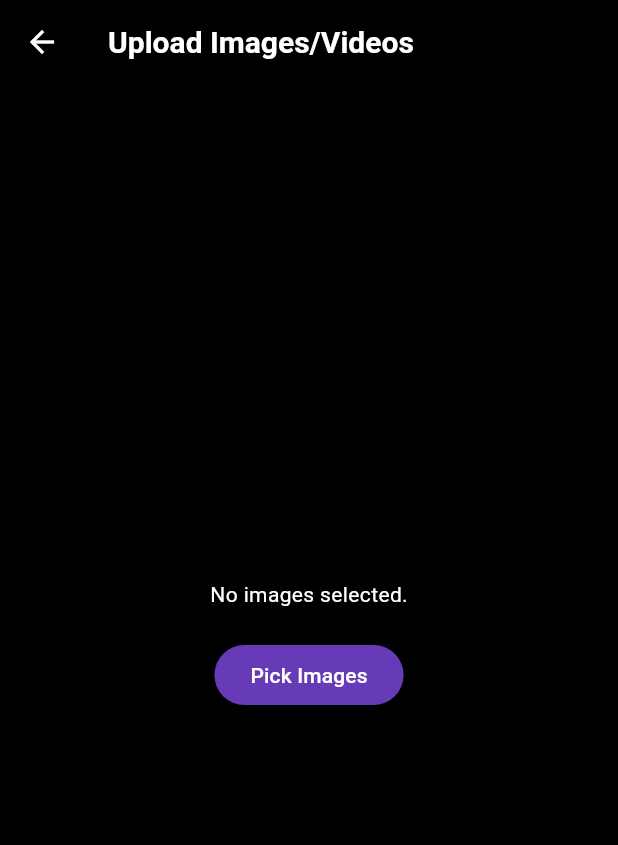
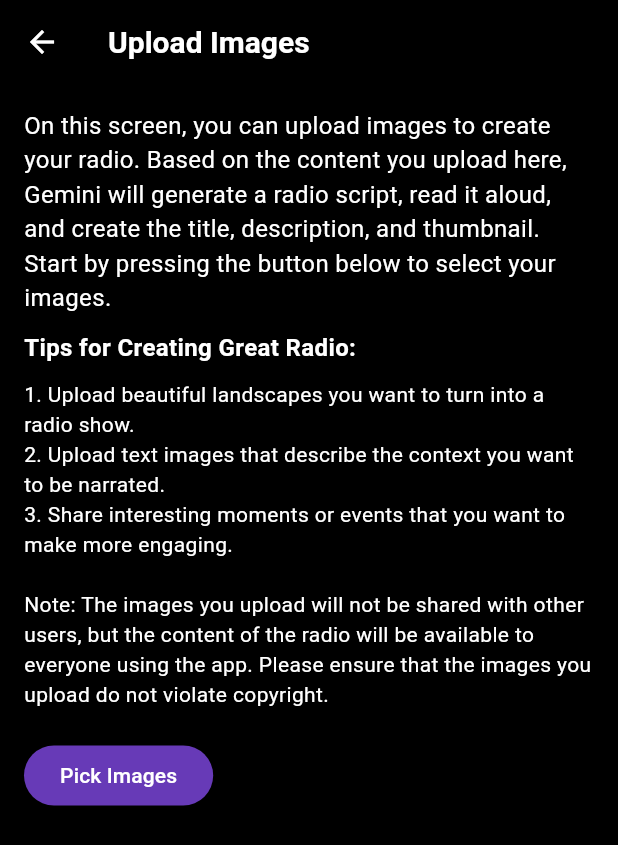
Before and after one commit to sugijotaro/anyradio, a Flutter app: the UploadScreen screen opened directly, on a phone screen of 412 x 824 dp. Shown: the top 845 px of the screen. Run offline on Flutter 3.47's test engine with Material 3 defaults, Android fonts, the phone set to English and light mode, and no system bars; our stand-ins replace audio_service, audio_video_progress_bar, cached_network_image, cloud_firestore, firebase_analytics, firebase_auth and 8 more; accounts and stored records are empty; generated files the repository leaves out were written again; network calls fail.

Commit message:
説明文

```diff
--- a/lib/l10n/app_en.arb
+++ b/lib/l10n/app_en.arb
@@ -10,7 +10,11 @@
   "radioList": "Radio List",
   "createRadio": "Create Radio",
   "radioDetail": "Radio Detail",
-  "uploadImagesVideos": "Upload Images/Videos",
+  "uploadImages": "Upload Images",
+  "uploadInstructions": "On this screen, you can upload images to create your radio. Based on the content you upload here, Gemini will generate a radio script, read it aloud, and create the title, description, and thumbnail. Start by pressing the button below to select your images.",
+  "tipsForCreatingGreatRadio": "Tips for Creating Great Radio:",
+  "exampleTips": "1. Upload beautiful landscapes you want to turn into a radio show.\n2. Upload text images that describe the context you want to be narrated.\n3. Share interesting moments or events that you want to make more engaging.",
+  "privacyNotice": "Note: The images you upload will not be shared with other users, but the content of the radio will be available to everyone using the app. Please ensure that the images you upload do not violate copyright.",
   "pickImages": "Pick Images",
   "pickImagesAgain": "Pick Images Again",
   "noImagesSelected": "No images selected.",
--- a/lib/l10n/app_ja.arb
+++ b/lib/l10n/app_ja.arb
@@ -10,7 +10,11 @@
   "radioList": "ラジオリスト",
   "createRadio": "ラジオを作成",
   "radioDetail": "ラジオの詳細",
-  "uploadImagesVideos": "画像・動画をアップロード",
+  "uploadImages": "画像をアップロード",
+  "uploadInstructions": "この画面では、ラジオを作成するための画像をアップロードできます。ここでアップロードした内容をもとに、Geminiがラジオの原稿を作成し、読み上げ、タイトルや説明文、サムネイルを生成します。まず、下のボタンを押して画像を選択しましょう。",
+  "tipsForCreatingGreatRadio": "良いラジオを作成するためのコツ:",
+  "exampleTips": "1. ラジオ番組にしたい素晴らしい風景をアップロードしましょう。\n2. 語ってほしい内容を説明した文章を画像としてアップロードしましょう。\n3. 面白い出来事やイベントの写真をアップロードして、より魅力的なラジオを作りましょう。",
+  "privacyNotice": "注意: アップロードした画像は他のユーザーには公開されませんが、ラジオの内容についてはアプリを使用している全てのユーザーに公開されます。アップロードする画像は著作権に配慮したものを使用してください。",
   "pickImages": "画像を選択",
   "pickImagesAgain": "画像を選択しなおす",
   "noImagesSelected": "画像が選択されていません。",
--- a/lib/screens/upload_screen.dart
+++ b/lib/screens/upload_screen.dart
@@ -61,31 +61,37 @@ class _UploadScreenState extends State<UploadScreen> {
       create: (_) => UploadViewModel(),
       child: Scaffold(
         appBar: AppBar(
-          title: Text(l10n.uploadImagesVideos),
+          title: Text(l10n.uploadImages),
         ),
         body: Consumer<UploadViewModel>(
           builder: (context, viewModel, child) {
-            return Center(
+            return Padding(
+              padding: const EdgeInsets.all(16.0),
               child: Column(
-                mainAxisAlignment: MainAxisAlignment.center,
+                crossAxisAlignment: CrossAxisAlignment.start,
                 children: <Widget>[
-                  _imageFiles.isEmpty
-                      ? Text(l10n.noImagesSelected)
-                      : Expanded(
-                          child: GridView.builder(
-                            gridDelegate:
-                                SliverGridDelegateWithFixedCrossAxisCount(
-                              crossAxisCount: 3,
-                              crossAxisSpacing: 4.0,
-                              mainAxisSpacing: 4.0,
-                            ),
-                            itemCount: _imageFiles.length,
-                            itemBuilder: (context, index) {
-                              return Image.file(_imageFiles[index],
-                                  fit: BoxFit.cover);
-                            },
-                          ),
-                        ),
+                  Text(
+                    l10n.uploadInstructions,
+                    style: TextStyle(fontSize: 16, color: Colors.white),
+                  ),
+                  SizedBox(height: 10),
+                  Text(
+                    l10n.tipsForCreatingGreatRadio,
+                    style: TextStyle(
+                        fontSize: 16,
+                        fontWeight: FontWeight.bold,
+                        color: Colors.white),
+                  ),
+                  SizedBox(height: 10),
+                  Text(
+                    l10n.exampleTips,
+                    style: TextStyle(fontSize: 14, color: Colors.white),
+                  ),
+                  SizedBox(height: 20),
+                  Text(
+                    l10n.privacyNotice,
+                    style: TextStyle(fontSize: 14, color: Colors.white),
+                  ),
                   SizedBox(height: 20),
                   ElevatedButton(
                     onPressed: viewModel.isUploading ? null : _pickImages,
@@ -96,6 +102,21 @@ class _UploadScreenState extends State<UploadScreen> {
                     ),
                   ),
                   SizedBox(height: 20),
+                  if (_imageFiles.isNotEmpty)
+                    Expanded(
+                      child: GridView.builder(
+                        gridDelegate: SliverGridDelegateWithFixedCrossAxisCount(
+                          crossAxisCount: 3,
+                          crossAxisSpacing: 4.0,
+                          mainAxisSpacing: 4.0,
+                        ),
+                        itemCount: _imageFiles.length,
+                        itemBuilder: (context, index) {
+                          return Image.file(_imageFiles[index],
+                              fit: BoxFit.cover);
+                        },
+                      ),
+                    ),
                   if (_imageFiles.isNotEmpty)
                     ElevatedButton(
                       onPressed: viewModel.isUploading
```
